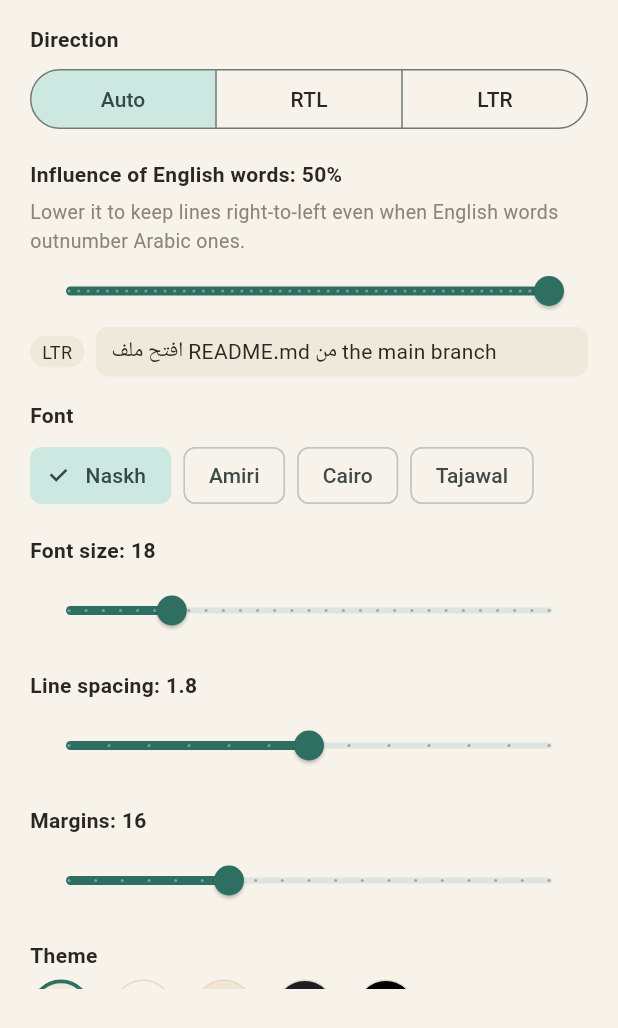
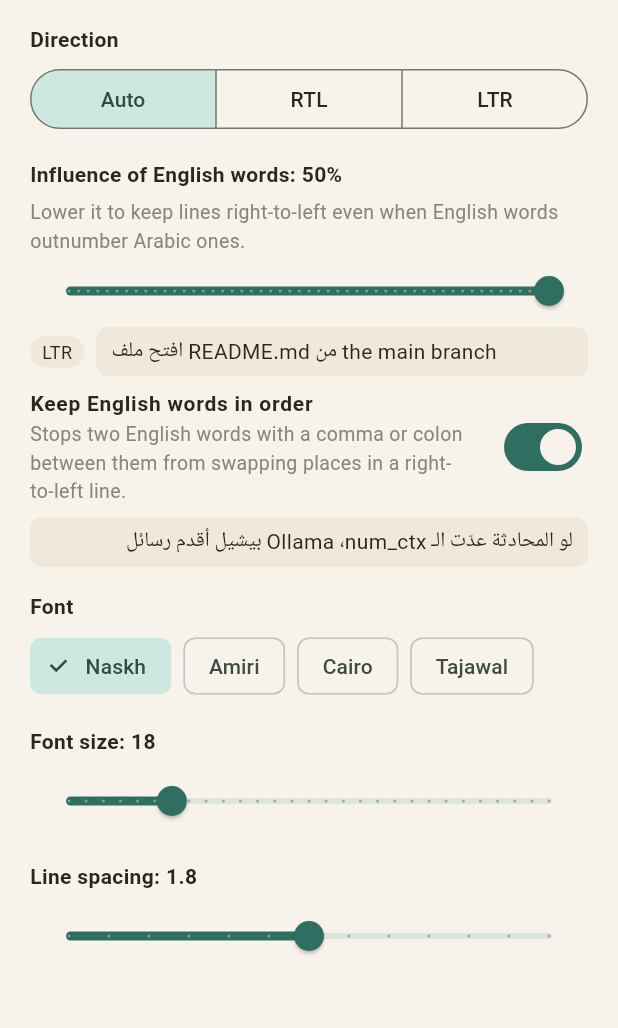
Before and after one commit to kareem-alargoon/relaxMd, a Flutter app: the ReadingSettingsSheet widget shown alone on an empty page, opened directly, on a phone screen of 412 x 824 dp. Shown: the top 1028 px of the screen. Run offline on Flutter 3.47's test engine with Material 3 defaults, Android fonts, the phone set to English and light mode, and no system bars; our stand-ins replace file_picker, google_fonts, shared_preferences; missing offline and left inert: desktop_drop, markdown; accounts and stored records are empty; Roboto replaces fonts that are missing (Amiri, Cairo, Tajawal).

Commit message:
Keep English words in reading order inside right-to-left lines
In an RTL line, two English words with punctuation between them ("num_ctx،
Ollama", "Python, Java") formed one left-to-right run, so they read in
swapped order. A right-to-left mark after the separator splits the run.
Search offsets are unchanged: the marks go in only when the spans are built.
On by default, with a switch and a live sample in reading settings.

Co-Authored-By: Claude Opus 5.5 <noreply@anthropic.com>

```diff
--- a/lib/core/direction.dart
+++ b/lib/core/direction.dart
@@ -64,4 +64,63 @@ class DirectionResolver {
     if (c.arabic == 0) return TextDirection.ltr;
     return c.arabicPercent >= threshold ? TextDirection.rtl : TextDirection.ltr;
   }
+
+  /// Right-to-left mark: invisible, but a strong RTL letter for the bidi algorithm.
+  static const rlm = '\u200F';
+
+  /// A separator between two phrases: punctuation followed by a space, or a
+  /// dash / slash / bar with spaces around it. "README.md" and "a:b" don't match.
+  static final _separator =
+      RegExp(r'[,،;؛:.!?؟]+(?=\s)|(?<=\s)[-–—/|](?=\s)');
+
+  /// Offsets where an [rlm] keeps English words in reading order inside an RTL
+  /// line.
+  ///
+  /// The bidi algorithm joins two English words and the punctuation between
+  /// them into one left-to-right run, so in "الـ num_ctx، Ollama بيشيل" the
+  /// reader meets "Ollama" before "num_ctx". A mark right after the separator
+  /// splits the run, and each word keeps its place in the sentence. Only
+  /// separators with English on both sides get one; the mark goes in front of
+  /// the character at each offset.
+  static Set<int> latinBreaks(String text) {
+    final out = <int>{};
+    for (final m in _separator.allMatches(text)) {
+      if (_latinBefore(text, m.start) && _latinAfter(text, m.end)) {
+        out.add(m.end);
+      }
+    }
+    return out;
+  }
+
+  /// [text] with the marks from [latinBreaks] put in.
+  static String withLatinBreaks(String text) {
+    final breaks = latinBreaks(text);
+    if (breaks.isEmpty) return text;
+    final b = StringBuffer();
+    for (var i = 0; i < text.length; i++) {
+      if (breaks.contains(i)) b.write(rlm);
+      b.write(text[i]);
+    }
+    return b.toString();
+  }
+
+  /// Whether the nearest letter before [end] is Latin (digits and symbols are skipped).
+  static bool _latinBefore(String text, int end) {
+    for (var i = end - 1; i >= 0; i--) {
+      final ch = text[i];
+      if (_latin.hasMatch(ch)) return true;
+      if (_arabic.hasMatch(ch)) return false;
+    }
+    return false;
+  }
+
+  /// Whether the nearest letter from [start] on is Latin.
+  static bool _latinAfter(String text, int start) {
+    for (var i = start; i < text.length; i++) {
+      final ch = text[i];
+      if (_latin.hasMatch(ch)) return true;
+      if (_arabic.hasMatch(ch)) return false;
+    }
+    return false;
+  }
 }
--- a/lib/core/settings.dart
+++ b/lib/core/settings.dart
@@ -28,6 +28,9 @@ class AppSettings extends ChangeNotifier {
   /// Minimum Arabic word share (0–50%) for a block to become RTL.
   double threshold = 50;
 
+  /// Keeps English words separated by punctuation in reading order in RTL lines.
+  bool latinReadingOrder = true;
+
   DirectionResolver get resolver =>
       DirectionResolver(mode: directionMode, threshold: threshold);
 
@@ -40,6 +43,8 @@ class AppSettings extends ChangeNotifier {
     lineHeight = _prefs.getDouble('lineHeight') ?? lineHeight;
     margin = _prefs.getDouble('margin') ?? margin;
     threshold = _prefs.getDouble('threshold') ?? threshold;
+    latinReadingOrder =
+        _prefs.getBool('latinReadingOrder') ?? latinReadingOrder;
     final m = _prefs.getString('directionMode');
     directionMode = DirectionMode.values
         .firstWhere((e) => e.name == m, orElse: () => DirectionMode.auto);
@@ -54,6 +59,7 @@ class AppSettings extends ChangeNotifier {
     _prefs.setDouble('lineHeight', lineHeight);
     _prefs.setDouble('margin', margin);
     _prefs.setDouble('threshold', threshold);
+    _prefs.setBool('latinReadingOrder', latinReadingOrder);
     _prefs.setString('directionMode', directionMode.name);
   }
 }
--- a/lib/core/strings.dart
+++ b/lib/core/strings.dart
@@ -107,6 +107,11 @@ class S {
   String get sensitivityHelp => _t(
       'كلما خفّضته، أصبح السطر من اليمين حتى لو كانت الكلمات الإنجليزية أكثر.',
       'Lower it to keep lines right-to-left even when English words outnumber Arabic ones.');
+  String get latinOrder =>
+      _t('ترتيب الكلمات الإنجليزية كما كُتبت', 'Keep English words in order');
+  String get latinOrderHelp => _t(
+      'يمنع تبديل أماكن كلمتين إنجليزيتين بينهما فاصلة أو نقطتان داخل سطر عربي.',
+      'Stops two English words with a comma or colon between them from swapping places in a right-to-left line.');
   String get font => _t('الخط', 'Font');
   String get fontSize => _t('حجم الخط', 'Font size');
   String get fileZoom => _t('تكبير هذا الملف', 'Zoom for this file');
--- a/lib/screens/reader_screen.dart
+++ b/lib/screens/reader_screen.dart
@@ -311,6 +311,7 @@ class _ReaderScreenState extends State<ReaderScreen> {
       searchOptions:
           SearchOptions(caseSensitive: _caseSensitive, wholeWord: _wholeWord),
       currentMatch: _current,
+      latinReadingOrder: settings.latinReadingOrder,
       keyPool: _keyPool,
     ).render(_nodes);
     _last = result;
--- a/lib/screens/reading_settings_sheet.dart
+++ b/lib/screens/reading_settings_sheet.dart
@@ -32,6 +32,9 @@ class ReadingSettingsSheet extends StatelessWidget {
 
   /// 3 Arabic words out of 7 (43%): LTR at the default 50%, RTL at 43% or less.
   static const _sample = 'افتح ملف README.md من the main branch';
+
+  /// Without the reading-order fix "Ollama" shows up before "num_ctx".
+  static const _orderSample = 'لو المحادثة عدّت الـ num_ctx، Ollama بيشيل أقدم رسائل';
 
   @override
   Widget build(BuildContext context) {
@@ -107,6 +110,32 @@ class ReadingSettingsSheet extends StatelessWidget {
                 ),
               ),
             ]),
+            SwitchListTile(
+              contentPadding: EdgeInsets.zero,
+              title: Text(s.latinOrder,
+                  style: TextStyle(
+                      fontSize: 14,
+                      fontWeight: FontWeight.w700,
+                      color: p.text)),
+              subtitle: Text(s.latinOrderHelp,
+                  style: TextStyle(color: p.muted, fontSize: 13)),
+              value: st.latinReadingOrder,
+              onChanged: (v) => st.update((x) => x.latinReadingOrder = v),
+            ),
+            Container(
+              width: double.infinity,
+              padding: const EdgeInsets.symmetric(horizontal: 10, vertical: 6),
+              decoration: BoxDecoration(
+                  color: p.card, borderRadius: BorderRadius.circular(8)),
+              child: Text(
+                st.latinReadingOrder
+                    ? DirectionResolver.withLatinBreaks(_orderSample)
+                    : _orderSample,
+                textDirection: TextDirection.rtl,
+                style: GoogleFonts.getFont(st.font,
+                    textStyle: TextStyle(fontSize: 14, color: p.text)),
+              ),
+            ),
             _Label(s.font),
             Wrap(spacing: 8, runSpacing: 8, children: [
               for (final f in AppSettings.fonts)
```
Also changed, not shown: lib/markdown/md_renderer.dart (+31 -7 lines), 2 other files.
